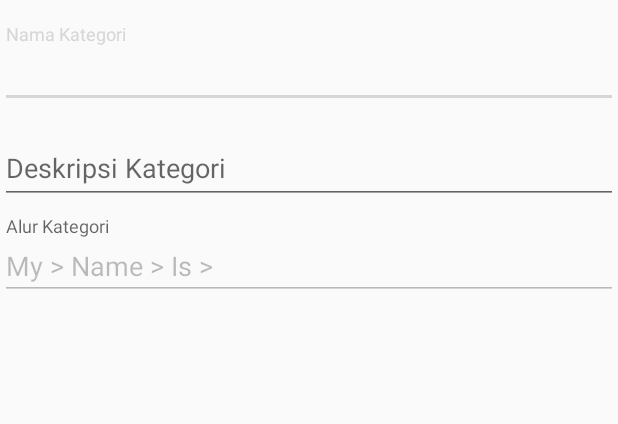
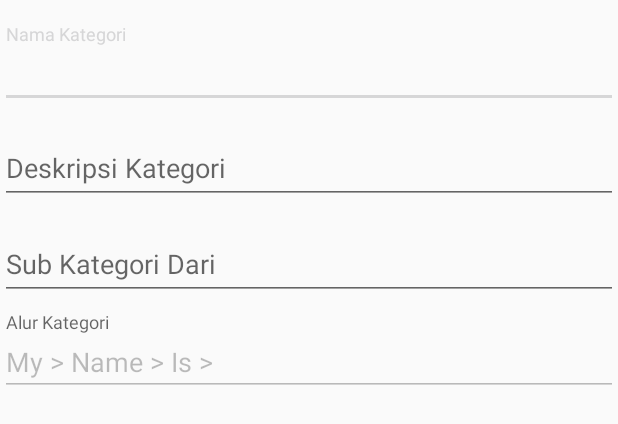
Before and after one commit to luxinfity/Perpus-Imaji, an Android app: the layout content_category.xml on its own in the app's theme, with its tools: preview values and no code run, on a phone screen of 412 x 824 dp. Shown: the top 424 px of the screen. Run offline under Robolectric (Android 15) with nearby library versions, the phone set to English and light mode, and no system bars.

Commit message:
add category success

```diff
--- a/app/build.gradle
+++ b/app/build.gradle
@@ -22,7 +22,7 @@ android {
 
 dependencies {
     implementation fileTree(dir: 'libs', include: ['*.jar'])
-    implementation "org.jetbrains.kotlin:kotlin-stdlib-jre7:$kotlin_version"
+    implementation "org.jetbrains.kotlin:kotlin-stdlib-jdk7:$kotlin_version"
     implementation 'com.android.support:appcompat-v7:27.1.1'
     implementation 'com.android.support.constraint:constraint-layout:1.1.0'
     implementation 'com.android.support:design:27.1.1'
@@ -30,12 +30,16 @@ dependencies {
     testImplementation 'junit:junit:4.12'
     androidTestImplementation 'com.android.support.test:runner:1.0.2'
     androidTestImplementation 'com.android.support.test.espresso:espresso-core:3.0.2'
+    // Android Architecture Component
+    implementation "android.arch.lifecycle:extensions:1.1.1"
+    implementation "android.arch.paging:runtime:1.0.0-rc1"
     // custom views
     implementation 'com.github.clans:fab:1.6.4'
     implementation "com.hootsuite.android:nachos:1.1.1"
     // FireBase Libs
     implementation 'com.google.firebase:firebase-core:15.0.0'
     implementation 'com.google.firebase:firebase-auth:15.0.0'
+    implementation 'com.google.firebase:firebase-firestore:15.0.0'
 }
 
 
--- a/app/src/main/AndroidManifest.xml
+++ b/app/src/main/AndroidManifest.xml
@@ -1,6 +1,9 @@
 <?xml version="1.0" encoding="utf-8"?>
 <manifest xmlns:android="http://schemas.android.com/apk/res/android"
     package="com.selasarimaji.perpus">
+
+    <uses-permission android:name="android.permission.INTERNET" />
+    <uses-permission android:name="android.permission.ACCESS_NETWORK_STATE" />
 
     <application
         android:allowBackup="true"
--- /dev/null
+++ b/app/src/main/java/com/selasarimaji/perpus/repository/b.kt
@@ -0,0 +1 @@
+package com.selasarimaji.perpus.repository
--- /dev/null
+++ b/app/src/main/java/com/selasarimaji/perpus/viewmodel/fragment/a.kt
@@ -0,0 +1 @@
+package com.selasarimaji.perpus.viewmodel.fragment
--- a/app/src/main/res/layout/content_category.xml
+++ b/app/src/main/res/layout/content_category.xml
@@ -25,9 +25,21 @@
             android:layout_width="match_parent"
             android:layout_height="wrap_content"
             android:hint="Deskripsi Kategori"
-            android:imeOptions="actionDone"
+            android:imeOptions="actionNext"
             android:scrollbars = "vertical"
             android:maxLines="3"/>
+    </android.support.design.widget.TextInputLayout>
+    <android.support.design.widget.TextInputLayout
+        android:id="@+id/categoryParentInputLayout"
+        android:layout_width="match_parent"
+        android:layout_height="wrap_content"
+        android:layout_marginTop="8dp">
+        <android.support.v7.widget.AppCompatAutoCompleteTextView
+            android:layout_width="match_parent"
+            android:layout_height="wrap_content"
+            android:hint="Sub Kategori Dari"
+            android:imeOptions="actionDone"
+            android:singleLine="true"/>
     </android.support.design.widget.TextInputLayout>
     <android.support.design.widget.TextInputLayout
         android:id="@+id/categoryPathInputLayout"
```
Also changed, not shown: app/src/main/java/com/selasarimaji/perpus/model/Model.kt (added, +8 -0 lines), app/src/main/java/com/selasarimaji/perpus/repository/firebase/CategoryRepo.kt (added, +27 -0 lines), app/src/main/java/com/selasarimaji/perpus/view/activity/ContentCreationActivity.kt (+49 -0 lines), app/src/main/java/com/selasarimaji/perpus/viewmodel/activity/BaseLoadingVM.kt (added, +14 -0 lines), app/src/main/java/com/selasarimaji/perpus/viewmodel/activity/EditCategoryVM.kt (added, +14 -0 lines), app/src/main/java/com/selasarimaji/perpus/viewmodel/activity/TempVM.kt (added, +7 -0 lines), app/src/main/res/layout/activity_content_creation.xml (+20 -2 lines).
